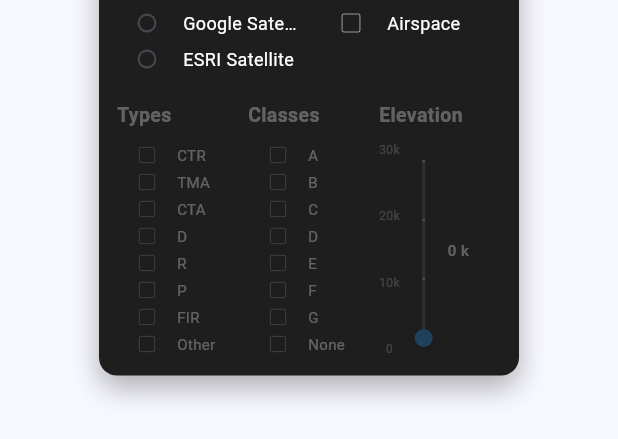
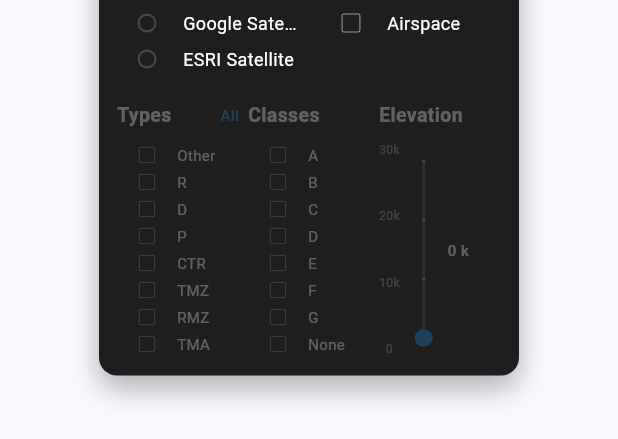
Before and after one commit to Kevin-McIsaac/the_paragliding_app, a Flutter app: the MapFilterDialog widget shown alone on an empty page, opened directly with empty values, on a phone screen of 412 x 824 dp. Shown: the part 523-962 px from the top of the screen. Run offline on Flutter 3.47's test engine with Material 3 defaults, Android fonts, the phone set to English and light mode, and no system bars; our stand-ins replace connectivity_plus, file_picker, fl_chart, flutter_map, geolocator, latlong2 and 5 more; missing offline and left inert: clipper2, flutter_inappwebview, flutter_map_dragmarker, geobase, receive_sharing_intent; accounts and stored records are empty.

Commit message:
feat: Add comprehensive airspace type filtering with all 37 OpenAIP types
- Replace hardcoded 8 airspace types with dynamic generation from AirspaceType enum
- Add scrollable UI to accommodate all 37 airspace types in filter dialog
- Implement Select All/Clear All toggle functionality for bulk type selection
- Ensure complete enum coverage matching OpenAIP API documentation
- Improve type overflow handling with ellipsis for long abbreviations

This enhancement provides users with granular control over all available
airspace types rather than the previous limited subset, improving flight
planning accuracy and airspace awareness.

🤖 Generated with [Claude Code](https://claude.ai/code)

Co-Authored-By: Claude <noreply@anthropic.com>

```diff
--- a/free_flight_log_app/lib/presentation/widgets/map_filter_dialog.dart
+++ b/free_flight_log_app/lib/presentation/widgets/map_filter_dialog.dart
@@ -2,6 +2,7 @@ import 'dart:async';
 import 'package:flutter/material.dart';
 import '../../services/logging_service.dart';
 import '../../utils/map_provider.dart';
+import '../../data/models/airspace_enums.dart';
 
 /// Filter dialog for controlling map layer visibility
 /// Supports sites toggle, airspace type filtering, ICAO class filtering, and altitude filtering
@@ -39,17 +40,14 @@ class _MapFilterDialogState extends State<MapFilterDialog> {
 
   Timer? _debounceTimer;
 
-  // Available airspace types with full descriptions for tooltips
-  static const Map<String, String> _typeDescriptions = {
-    'CTR': 'Control Zone - Airport control zone with mandatory ATC contact',
-    'TMA': 'Terminal Area - Terminal maneuvering area around major airports',
-    'CTA': 'Control Area - Controlled airspace providing separation services',
-    'D': 'Danger Area - Areas with hazardous activities for aircraft',
-    'R': 'Restricted Area - Areas where flight entry is restricted',
-    'P': 'Prohibited Area - Areas where flight is forbidden',
-    'FIR': 'Flight Information Region - Airspace for flight information services',
-    'Other': 'Unknown Type - Airspace with unidentified or missing classification',
-  };
+  // Dynamic generation of all airspace types from enum
+  static Map<String, String> get _typeDescriptions {
+    final Map<String, String> descriptions = {};
+    for (final type in AirspaceType.values) {
+      descriptions[type.abbreviation] = '${type.displayName} - ${type.description}';
+    }
+    return descriptions;
+  }
 
   // Available ICAO classes with detailed descriptions
   static const Map<String, String> _classDescriptions = {
@@ -360,6 +358,8 @@ class _MapFilterDialogState extends State<MapFilterDialog> {
     return Column(
       crossAxisAlignment: CrossAxisAlignment.start,
       children: [
+        Row(
+          children: [
             const Text(
               'Types',
               style: TextStyle(
@@ -368,8 +368,35 @@ class _MapFilterDialogState extends State<MapFilterDialog> {
                 color: Colors.white,
               ),
             ),
+            const Spacer(),
+            // Select All / Clear All buttons
+            GestureDetector(
+              onTap: () {
+                setState(() {
+                  final allSelected = _airspaceTypes.values.every((selected) => selected == true);
+                  for (final key in _airspaceTypes.keys) {
+                    _airspaceTypes[key] = !allSelected;
+                  }
+                  _applyFiltersDebounced();
+                });
+              },
+              child: Text(
+                _airspaceTypes.values.every((selected) => selected == true) ? 'Clear' : 'All',
+                style: const TextStyle(
+                  color: Colors.blue,
+                  fontSize: 10,
+                  fontWeight: FontWeight.w500,
+                ),
+              ),
+            ),
+          ],
+        ),
         const SizedBox(height: 8),
-        ..._typeDescriptions.entries.map((entry) {
+        Container(
+          height: 144,
+          child: SingleChildScrollView(
+            child: Column(
+              children: _typeDescriptions.entries.map((entry) {
                 return Tooltip(
                   message: entry.value,
                   textStyle: const TextStyle(color: Colors.white, fontSize: 12),
@@ -382,7 +409,6 @@ class _MapFilterDialogState extends State<MapFilterDialog> {
                     onTap: () {
                       setState(() {
                         _airspaceTypes[entry.key] = !(_airspaceTypes[entry.key] ?? false);
-                  // Apply changes immediately
                         _applyFiltersDebounced();
                       });
                     },
@@ -399,7 +425,6 @@ class _MapFilterDialogState extends State<MapFilterDialog> {
                               onChanged: (value) {
                                 setState(() {
                                   _airspaceTypes[entry.key] = value ?? false;
-                            // Apply changes immediately
                                   _applyFiltersDebounced();
                                 });
                               },
@@ -409,9 +434,12 @@ class _MapFilterDialogState extends State<MapFilterDialog> {
                               materialTapTargetSize: MaterialTapTargetSize.shrinkWrap,
                             ),
                           ),
-                    Text(
+                          Expanded(
+                            child: Text(
                               entry.key,
                               style: const TextStyle(color: Colors.white, fontSize: 10),
+                              overflow: TextOverflow.ellipsis,
+                            ),
                           ),
                         ],
                       ),
@@ -419,6 +447,9 @@ class _MapFilterDialogState extends State<MapFilterDialog> {
                   ),
                 );
               }).toList(),
+            ),
+          ),
+        ),
       ],
     );
   }
```
Lines whose indentation alone changed are shown as unchanged.
